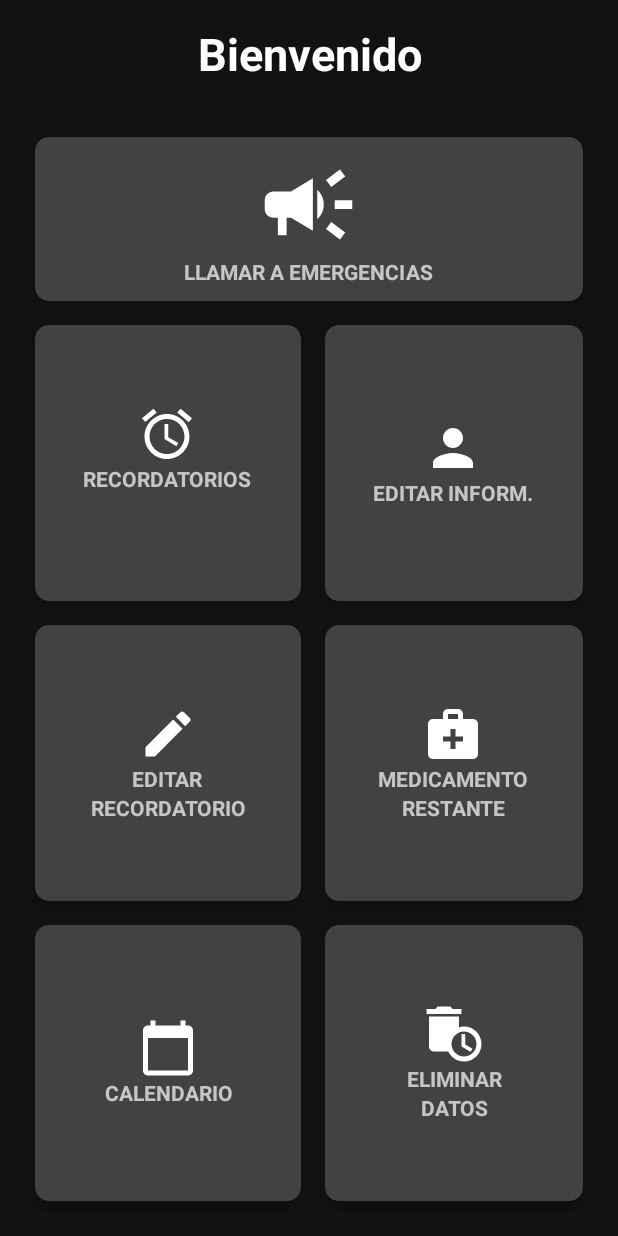
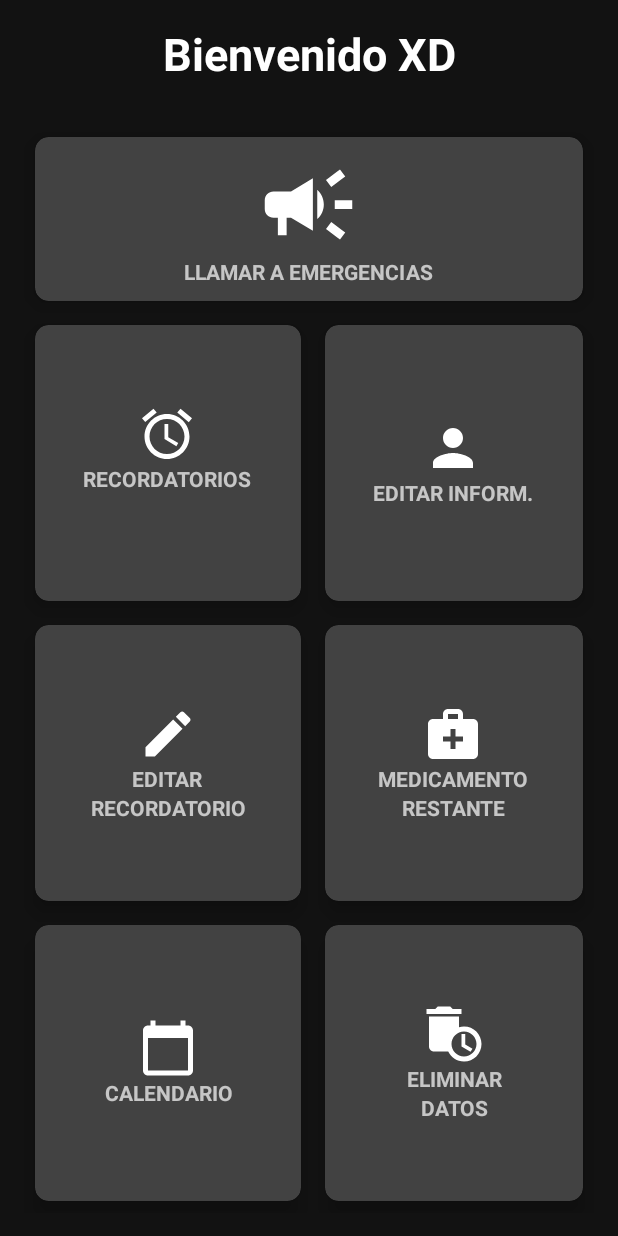
Before and after one commit to montdroud52468/MedIme, an Android app: the Presentacion27 screen opened directly, with no data from a screen before it, on a phone screen of 412 x 824 dp. Run offline under Robolectric (Android 15) with nearby library versions, the phone set to English and light mode, and no system bars.

Commit message:
Se agrego el XD

```diff
--- a/app/src/main/res/layout/activity_presentacion27.xml
+++ b/app/src/main/res/layout/activity_presentacion27.xml
@@ -11,13 +11,13 @@
     <LinearLayout
         android:layout_width="match_parent"
         android:layout_height="match_parent"
-            android:orientation="vertical">^^
+            android:orientation="vertical">
         <TextView
             android:id="@+id/title"
             android:layout_width="match_parent"
             android:layout_height="wrap_content"
             android:layout_centerHorizontal="true"
-            android:text="Bienvenido"
+            android:text="Bienvenido XD"
             android:gravity="center"
             android:textColor="#fff"
             android:textStyle="bold"
```
